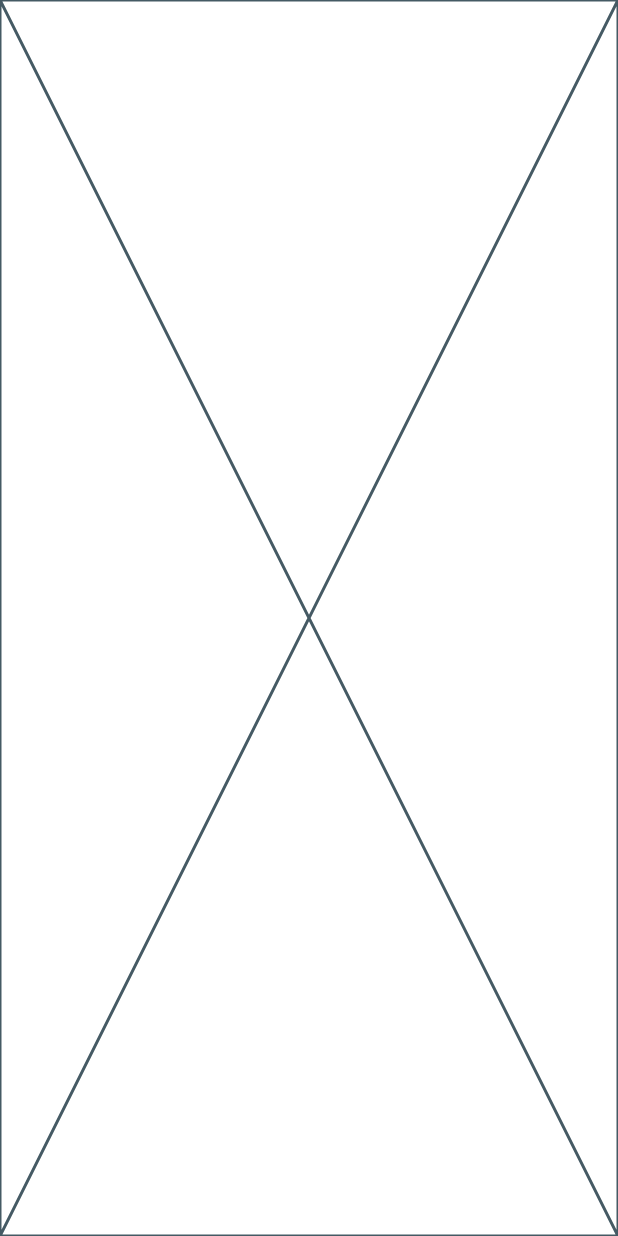
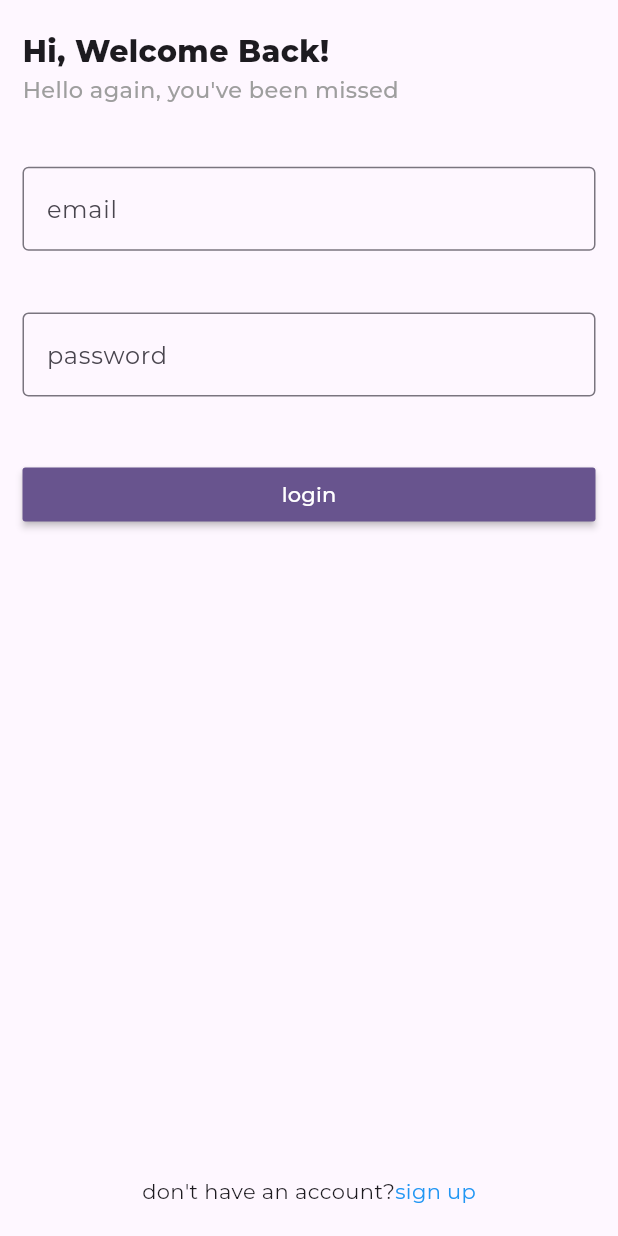
Before and after one commit to sazzadul-kobir/chat-app, a Flutter app: the screen it shows after launch, on a phone screen of 412 x 824 dp. Run offline on Flutter 3.47's test engine with Material 3 defaults, Android fonts, the phone set to English and light mode, and no system bars; our stand-ins replace firebase_analytics, firebase_core, google_fonts; accounts and stored records are empty.

Commit message:
login screen ui added

```diff
--- a/lib/main.dart
+++ b/lib/main.dart
@@ -1,8 +1,19 @@
+import 'package:firebase_analytics/firebase_analytics.dart';
 import 'package:flutter/material.dart';
-import 'dart:async';
-import 'dart:math';
+import 'package:untitled6/screens/login_screen.dart';
+import 'dart:ui';
+import 'package:google_fonts/google_fonts.dart';
 
-void main() => runApp(MyApp());
+
+
+import 'package:untitled6/utils.dart';
+
+void main()async{
+
+  WidgetsFlutterBinding.ensureInitialized();
+  await SetupFirebase();
+  runApp(MyApp());
+}
 
 class MyApp extends StatelessWidget {
   const MyApp({super.key});
@@ -10,6 +21,12 @@ class MyApp extends StatelessWidget {
   @override
   Widget build(BuildContext context) {
     return MaterialApp(
+      theme: ThemeData(
+        colorScheme: ColorScheme.fromSeed(seedColor: Colors.deepPurple),
+        useMaterial3: true,
+        textTheme: GoogleFonts.montserratTextTheme()
+      ),
+      debugShowCheckedModeBanner: false,
       home: Home(),
     );
   }
@@ -20,6 +37,8 @@ class Home extends StatelessWidget {
 
   @override
   Widget build(BuildContext context) {
-    return const Placeholder();
+    return Scaffold(
+      body: LoginScreen(),
+    );
   }
 }
--- /dev/null
+++ b/lib/screens/login_screen.dart
@@ -0,0 +1,122 @@
+import 'package:flutter/material.dart';
+
+import '../widgets/custom_form_field.dart';
+
+class LoginScreen extends StatefulWidget {
+  const LoginScreen({super.key});
+
+  @override
+  State<LoginScreen> createState() => _LoginScreenState();
+}
+
+class _LoginScreenState extends State<LoginScreen> {
+  @override
+  Widget build(BuildContext context) {
+    return Scaffold(
+      resizeToAvoidBottomInset: false,
+      body: SafeArea(
+        child: Padding(
+          padding: EdgeInsets.symmetric(
+            horizontal: 15,
+            vertical: 20
+          ),
+          child: Column(
+            children: [
+              _headerText(),
+
+              TextfieldContainer(context),
+
+              loginButton(context),
+
+              Expanded(child: Row(
+                mainAxisAlignment: MainAxisAlignment.center,
+                crossAxisAlignment: CrossAxisAlignment.end,
+                children: [
+                  Text("don't have an account?"),
+                  Text(
+                    "sign up",
+                    style: TextStyle(
+                      color: Colors.blue
+                    ),
+                  )
+                ],
+              )),
+
+
+            ],
+          ),
+        ),
+      ),
+    );
+  }
+
+  SizedBox loginButton(BuildContext context) {
+    return SizedBox(
+              width: MediaQuery.of(context).size.width,
+              child: MaterialButton(
+                onPressed: () {  },
+                color: Theme.of(context).colorScheme.primary,
+                child: Text(
+                  "login",
+                  style: TextStyle(
+                    color: Colors.white
+                  ),
+                ),
+
+              ),
+            );
+  }
+
+  Container TextfieldContainer(BuildContext context) {
+    return Container(
+
+
+              margin: EdgeInsets.symmetric(
+                vertical: MediaQuery.sizeOf(context).height*0.05
+              ),
+              child: Form(
+                child:Column(
+                  mainAxisSize: MainAxisSize.max,
+                  mainAxisAlignment: MainAxisAlignment.spaceEvenly,
+                  children: [
+                    CustomFormField(
+                      hint: "email",
+                    ),
+                    SizedBox(
+                      height: MediaQuery.of(context).size.height*0.05,
+                    ),
+                    CustomFormField(
+                      hint: "password",
+                    ),
+                  ],
+                ),
+              ),
+            );
+  }
+  Widget _headerText(){
+    return SizedBox(
+      width: MediaQuery.sizeOf(context).width,
+      child: Column(
+        mainAxisSize: MainAxisSize.max,
+        crossAxisAlignment: CrossAxisAlignment.start,
+        children: [
+          Text("Hi, Welcome Back!",
+          style: TextStyle(
+            fontSize: 20,
+            fontWeight: FontWeight.w800
+          ),
+          ),
+          Text(
+            "Hello again, you've been missed",
+            style: TextStyle(
+              fontWeight: FontWeight.w500,
+              fontSize: 15,
+              color: Colors.grey
+            ),
+          ),
+
+        ],
+      ),
+    );
+  }
+}
--- /dev/null
+++ b/lib/utils.dart
@@ -0,0 +1,8 @@
+
+import 'package:firebase_core/firebase_core.dart';
+import 'package:untitled6/firebase_options.dart';
+Future<void> SetupFirebase() async{
+  await Firebase.initializeApp(
+      options: DefaultFirebaseOptions.currentPlatform
+  );
+}
--- /dev/null
+++ b/lib/widgets/custom_form_field.dart
@@ -0,0 +1,19 @@
+import 'package:flutter/material.dart';
+
+class CustomFormField extends StatelessWidget {
+  String hint;
+   CustomFormField({
+    required this.hint,
+    super.key
+  });
+
+  @override
+  Widget build(BuildContext context) {
+    return TextFormField(
+      decoration:InputDecoration(
+        hintText: hint,
+        border: OutlineInputBorder()
+      ),
+    );
+  }
+}
--- a/pubspec.yaml
+++ b/pubspec.yaml
@@ -41,7 +41,7 @@ dependencies:
   firebase_storage: ^11.6.9
   dash_chat_2: ^0.0.15
   firebase_analytics: ^10.8.9
-  google_fonts: ^6.2.0
+  google_fonts: 6.1.0
   delightful_toast: ^1.1.0
   get_it: ^7.6.7
   image_picker: ^1.0.8
```
Also changed, not shown: firebase.json (added), lib/firebase_options.dart (added), pubspec.lock, 3 other files.
